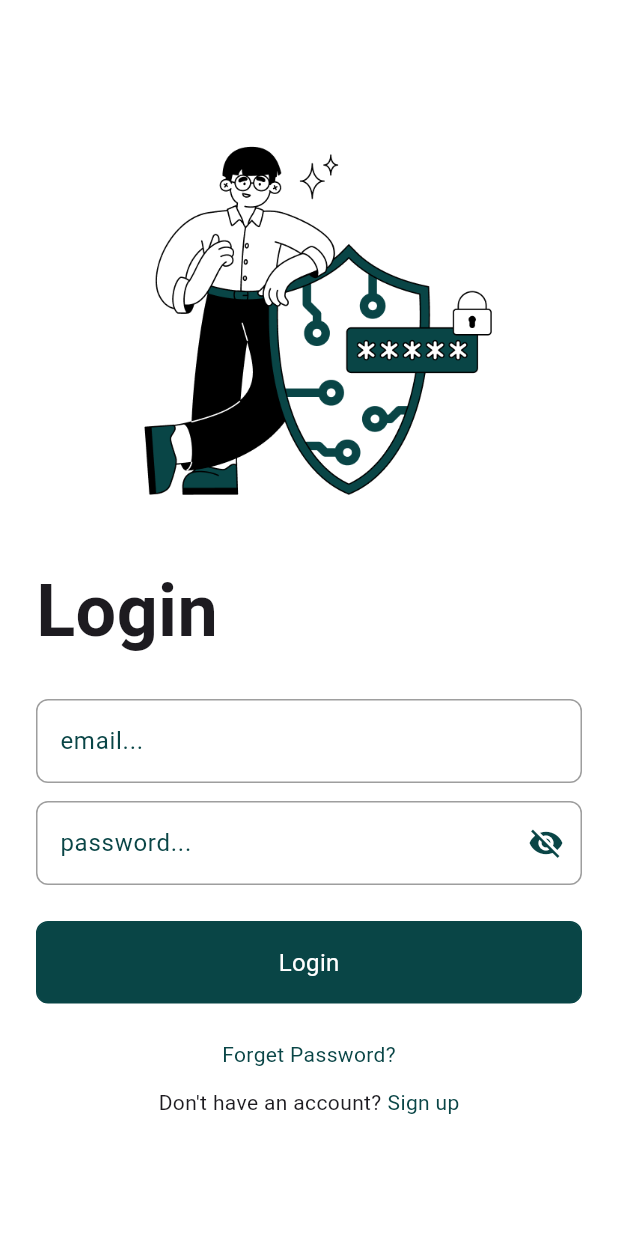
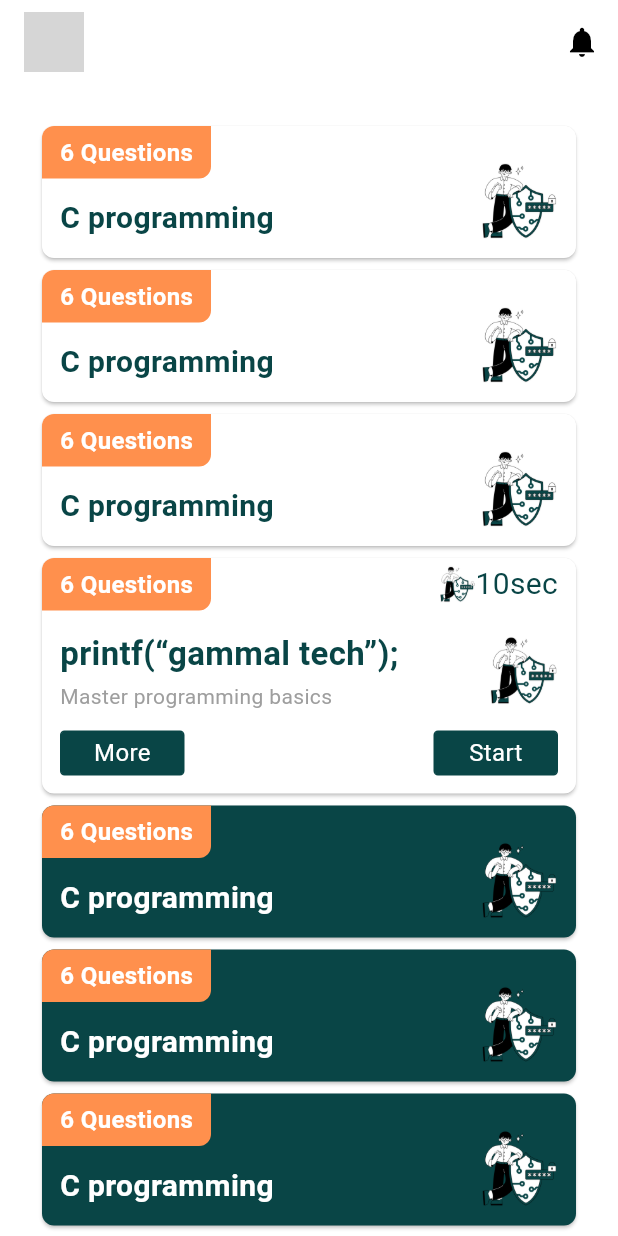
Before and after one commit to MohamedAlaga/gammal_tech_final_exam, a Flutter app: the screen it shows after launch, on a phone screen of 412 x 824 dp. Run offline on Flutter 3.47's test engine with Material 3 defaults, Android fonts, the phone set to English and light mode, and no system bars; our stand-ins replace dartz, equatable, get_it; network calls fail; grey boxes are pictures that could not be loaded.

Commit message:
add course and exams screen

```diff
--- a/lib/main.dart
+++ b/lib/main.dart
@@ -1,5 +1,6 @@
 import 'package:flutter/material.dart';
-import 'package:gammal_tech_final_exam/presentation/screens/login_screen.dart';
+import 'package:gammal_tech_final_exam/presentation/screens/practice_screen.dart';
+// import 'package:gammal_tech_final_exam/presentation/screens/login_screen.dart';
 
 void main() {
   runApp(const MyApp());
@@ -12,7 +13,7 @@
   Widget build(BuildContext context) {
     return MaterialApp(
       debugShowCheckedModeBanner: false,
-      home: LoginScreen(),
+      home: PracticeScreen(),
     );
   }
 }
--- /dev/null
+++ b/lib/presentation/screens/practice_screen.dart
@@ -0,0 +1,75 @@
+import 'package:flutter/material.dart';
+import 'package:gammal_tech_final_exam/presentation/components/card_can_not_start_exam.dart';
+import 'package:gammal_tech_final_exam/presentation/components/card_exam.dart';
+import 'package:gammal_tech_final_exam/presentation/components/card_finish_exam_course.dart';
+
+import '../components/custom_appbar.dart';
+
+class PracticeScreen extends StatelessWidget {
+  PracticeScreen({super.key});
+
+  List<List<dynamic>> finishExamCourse = [
+    ['6 Questions', 'C programming', 'assets/login_photo.png'],
+    ['6 Questions', 'C programming', 'assets/login_photo.png'],
+    ['6 Questions', 'C programming', 'assets/login_photo.png']
+  ];
+
+  List<dynamic> cardExam = [
+    '6 Questions',
+    'printf(“gammal tech”);',
+    'Master programming basics',
+    '10sec',
+    'More',
+    'Start',
+    'assets/login_photo.png',
+    'assets/login_photo.png'
+  ];
+
+  @override
+  Widget build(BuildContext context) {
+    return Scaffold(
+      appBar: CustomAppBar(
+        isProfileVisible: true,
+        leftIcon: Icons.navigate_before,
+        rightIcon: Icons.notifications,
+        onLeftIconPressed: () {},
+        onRightIconPressed: () {},
+      ),
+      backgroundColor: Colors.white,
+      body: SingleChildScrollView(
+        child: Padding(
+          padding: EdgeInsets.all(24),
+          child: Center(
+            child: Column(
+              crossAxisAlignment: CrossAxisAlignment.stretch,
+              children: [
+                for (int i = 0; i < finishExamCourse.length; i++)
+                  CardFinishExamCourse(
+                    quizzes: finishExamCourse[i][0],
+                    courseTitle: finishExamCourse[i][1],
+                    courseImage: finishExamCourse[i][2],
+                  ),
+                CardExam(
+                  questions: cardExam[0],
+                  courseTitle: cardExam[1],
+                  subtitle: cardExam[2],
+                  time: cardExam[3],
+                  buttonMoreText: cardExam[4],
+                  buttonStartText: cardExam[5],
+                  courseImage: cardExam[6],
+                  timerImage: cardExam[7],
+                ),
+                for (int i = 0; i < finishExamCourse.length; i++)
+                  CardCanNotStartExam(
+                    quizzes: finishExamCourse[i][0],
+                    courseTitle: finishExamCourse[i][1],
+                    courseImage: finishExamCourse[i][2],
+                  ),
+              ],
+            ),
+          ),
+        ),
+      ),
+    );
+  }
+}
```
Also changed, not shown: lib/presentation/screens/course_screen.dart (added, +82 -0 lines), lib/presentation/screens/user_profile_screen.dart (added, +13 -0 lines), assets/course.png (added), assets/done.png (added), assets/info.png (added), assets/timer.png (added), assets/timer_1.png (added).
